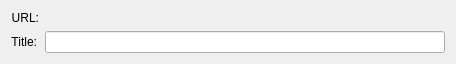
The window that src/services/opmldirectory/AddOpmlWidget.ui (KDE/amarok) describes before a commit, drawn with Qt 5.
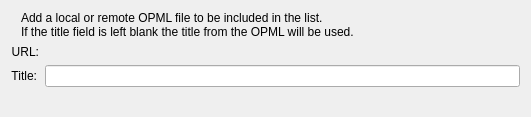
The same window after the commit. Custom widgets are drawn as their Qt base class.

Commit message: Fix size of the add OPML dialog.

```diff
--- a/src/services/opmldirectory/AddOpmlWidget.ui
+++ b/src/services/opmldirectory/AddOpmlWidget.ui
@@ -6,16 +6,64 @@
    <rect>
     <x>0</x>
     <y>0</y>
-    <width>456</width>
-    <height>62</height>
+    <width>531</width>
+    <height>117</height>
    </rect>
   </property>
+  <property name="sizePolicy">
+   <sizepolicy hsizetype="MinimumExpanding" vsizetype="Minimum">
+    <horstretch>0</horstretch>
+    <verstretch>0</verstretch>
+   </sizepolicy>
+  </property>
+  <property name="minimumSize">
+   <size>
+    <width>530</width>
+    <height>117</height>
+   </size>
+  </property>
   <property name="windowTitle">
    <string>Form</string>
   </property>
   <layout class="QFormLayout" name="formLayout">
-   <item row="0" column="0">
-    <widget class="QLabel" name="label_2">
+   <item row="0" column="0" colspan="2">
+    <layout class="QHBoxLayout" name="horizontalLayout">
+     <property name="sizeConstraint">
+      <enum>QLayout::SetMinimumSize</enum>
+     </property>
+     <property name="leftMargin">
+      <number>10</number>
+     </property>
+     <item>
+      <widget class="QLabel" name="instructionsLabel">
+       <property name="text">
+        <string>Add a local or remote OPML file to be included in the list.&lt;br/&gt;If the title field is left blank the title from the OPML will be used.</string>
+       </property>
+       <property name="wordWrap">
+        <bool>true</bool>
+       </property>
+      </widget>
+     </item>
+     <item>
+      <spacer name="likebackAreaKeepout">
+       <property name="orientation">
+        <enum>Qt::Horizontal</enum>
+       </property>
+       <property name="sizeType">
+        <enum>QSizePolicy::Fixed</enum>
+       </property>
+       <property name="sizeHint" stdset="0">
+        <size>
+         <width>100</width>
+         <height>20</height>
+        </size>
+       </property>
+      </spacer>
+     </item>
+    </layout>
+   </item>
+   <item row="1" column="0">
+    <widget class="QLabel" name="UrlLabel">
      <property name="text">
       <string>URL:</string>
      </property>
@@ -24,11 +72,11 @@
      </property>
     </widget>
    </item>
-   <item row="0" column="1">
+   <item row="1" column="1">
     <widget class="KUrlRequester" name="urlEdit"/>
    </item>
-   <item row="1" column="0">
-    <widget class="QLabel" name="label">
+   <item row="3" column="0">
+    <widget class="QLabel" name="titleLabel">
      <property name="text">
       <string>Title:</string>
      </property>
@@ -37,7 +85,7 @@
      </property>
     </widget>
    </item>
-   <item row="1" column="1">
+   <item row="3" column="1">
     <widget class="KLineEdit" name="titleEdit"/>
    </item>
   </layout>
```
Left out of the diff: 4 changed lines with no effect on the pictures. The commit also changes 1 other file.
